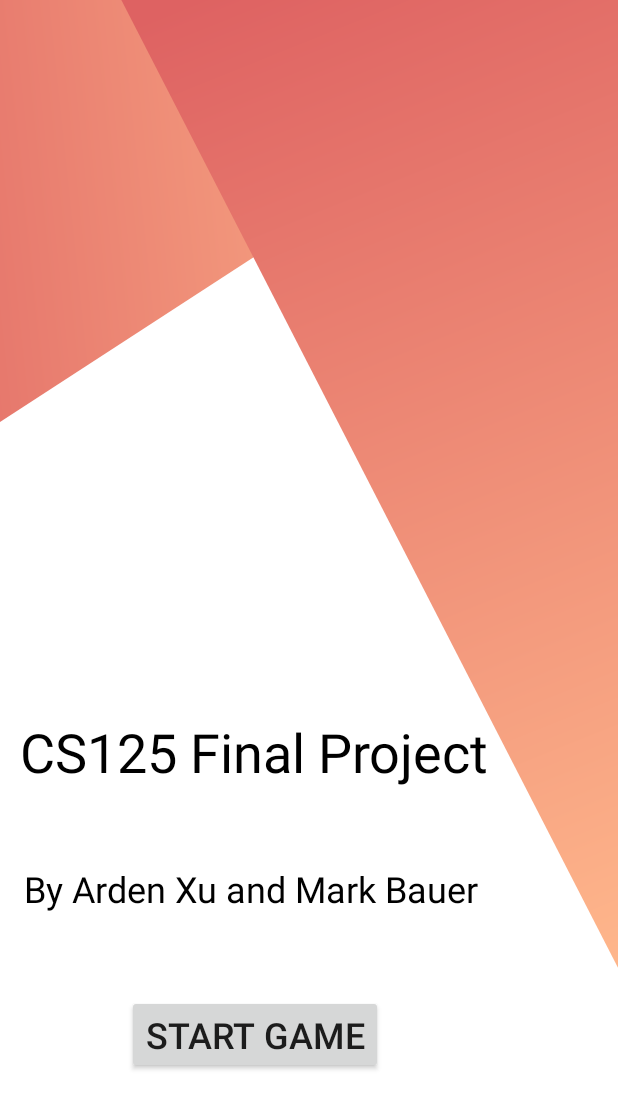
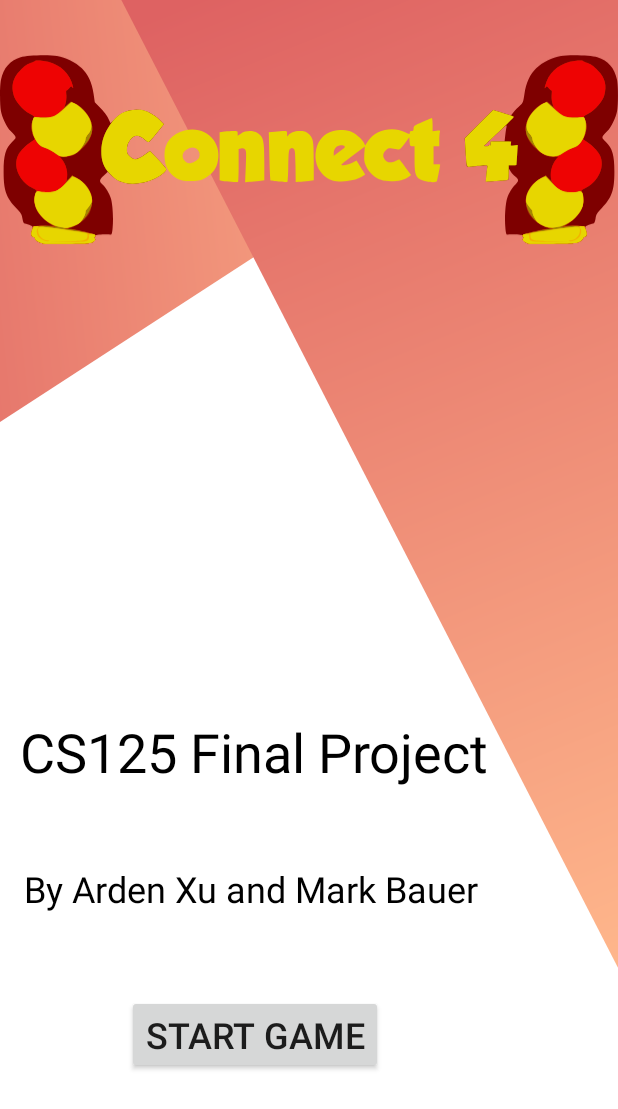
Before and after one commit to MarkBauer5/FinalProject, an Android app: the screen it shows after launch (MainActivity), on a phone screen of 412 x 824 dp. Shown: the top 1109 px of the screen. Run offline under Robolectric (Android 15) with nearby library versions, the phone set to English and light mode, and no system bars.

Commit message:
Added logo to menu screen

```diff
--- /dev/null
+++ b/app/src/main/res/drawable/ic_connect.xml
@@ -0,0 +1,126 @@
+<vector xmlns:android="http://schemas.android.com/apk/res/android"
+    android:width="650dp"
+    android:height="200dp"
+    android:viewportWidth="6500"
+    android:viewportHeight="2000">
+  <path
+      android:pathData="M455,1983c-42,-11 -85,-36 -85,-50 0,-8 -10,-17 -21,-20 -18,-5 -20,-11 -16,-42 3,-20 8,-43 11,-51 4,-11 -6,-20 -37,-32 -23,-10 -47,-18 -53,-18 -6,0 -14,-22 -18,-49 -5,-42 -14,-57 -66,-111 -105,-108 -133,-189 -132,-385 0,-170 21,-242 89,-309 51,-51 52,-45 -15,-115 -42,-45 -89,-141 -102,-210 -13,-72 -13,-267 1,-333 26,-123 92,-197 207,-235 65,-21 289,-29 381,-13 93,15 197,67 261,130 67,65 106,150 124,267l13,91 59,60c33,32 70,82 83,110l24,51 44,-45c98,-101 242,-127 365,-66 35,17 83,51 107,76l44,45 -68,83c-38,46 -74,89 -81,97 -11,12 -18,9 -49,-17 -66,-58 -120,-55 -162,10 -21,31 -28,54 -28,91 0,43 4,52 34,79 42,38 74,34 152,-21l56,-40 64,67c109,113 112,118 100,140 -6,11 -32,34 -57,51 -101,66 -243,99 -347,80 -76,-13 -111,-31 -163,-80l-40,-39 -42,38c-49,45 -51,60 -16,93 37,34 73,93 90,148 19,62 28,209 19,304 -5,64 -10,78 -23,76 -51,-5 -162,2 -158,10 4,5 0,11 -6,14 -10,3 -10,7 -1,17 9,10 6,17 -15,34 -25,20 -39,21 -267,23 -132,1 -249,-1 -260,-4z"
+      android:fillColor="#7e0000"
+      android:strokeColor="#00000000"/>
+  <path
+      android:pathData="M5555,1983c-11,-3 -30,-13 -42,-23 -17,-13 -19,-20 -10,-30 9,-10 9,-14 -1,-17 -6,-3 -10,-9 -6,-14 4,-8 -107,-15 -158,-10 -13,2 -18,-12 -23,-76 -9,-95 0,-242 19,-304 17,-55 53,-114 90,-148 34,-32 33,-55 -4,-81 -16,-11 -37,-35 -47,-51l-18,-31 -5,59 -5,58 -113,8c-63,5 -116,7 -118,4 -2,-2 0,-39 5,-83 4,-43 7,-80 6,-82 -1,-1 -49,1 -106,6 -57,5 -105,8 -107,6 -2,-1 -8,-69 -14,-150l-10,-147 150,-150 149,-149 93,30 94,30 29,-37c15,-20 44,-50 64,-67 33,-28 36,-37 49,-124 18,-120 57,-204 124,-270 64,-63 168,-115 261,-130 92,-16 316,-8 381,13 115,38 181,112 207,235 14,66 14,261 1,333 -13,69 -60,165 -102,210 -67,70 -66,64 -15,115 68,67 89,139 89,309 1,196 -27,277 -132,385 -52,54 -61,69 -66,111 -4,27 -12,49 -18,49 -6,0 -30,8 -53,18 -31,12 -41,21 -37,32 3,8 8,32 11,53 5,30 3,37 -12,37 -9,0 -19,9 -22,19 -3,11 -21,28 -41,38 -32,16 -67,18 -277,20 -132,1 -249,-1 -260,-4zM5160,935c0,-24 2,-25 74,-25l73,0 7,-62c4,-35 10,-74 13,-87 3,-14 2,-22 -4,-20 -6,2 -61,52 -124,112l-114,107 38,0c33,0 37,-3 37,-25z"
+      android:fillColor="#7e0000"
+      android:strokeColor="#00000000"/>
+  <path
+      android:pathData="M455,1983c-42,-11 -85,-36 -85,-50 0,-8 -9,-17 -20,-20 -23,-6 -26,-33 -9,-81 10,-28 16,-31 65,-38 30,-3 77,-4 104,-2l49,5 -42,-27c-54,-34 -114,-101 -138,-154 -22,-48 -25,-130 -5,-167 13,-25 12,-26 -41,-54 -132,-69 -198,-226 -143,-339 22,-46 88,-113 147,-148l32,-19 -20,-42c-23,-51 -24,-115 -4,-164 8,-20 14,-37 13,-38 -2,-1 -24,-13 -49,-28 -72,-41 -146,-128 -165,-194 -29,-99 -8,-184 64,-255 56,-56 63,-62 112,-83 25,-10 48,-21 53,-25 4,-3 41,-3 83,2 137,15 250,97 294,214 22,59 26,89 10,64 -9,-13 -14,-11 -34,12 -13,15 -26,25 -29,22 -2,-2 -2,17 1,44 2,26 -1,65 -6,86l-11,37 35,-26 34,-26 51,28c28,15 68,47 89,70 117,133 107,282 -27,401 -63,57 -122,82 -192,82l-44,0 20,23c38,42 58,99 58,164l0,62 26,-25 27,-26 49,25c56,29 112,87 144,148 28,55 24,153 -9,221 -28,56 -111,124 -185,149 -50,18 -51,18 -17,19 45,0 239,47 257,62 11,9 11,13 1,19 -10,6 -10,11 -1,20 9,9 6,17 -15,33 -25,20 -39,21 -267,23 -132,1 -249,-1 -260,-4z"
+      android:fillColor="#9a3000"
+      android:strokeColor="#00000000"/>
+  <path
+      android:pathData="M5555,1983c-11,-3 -30,-13 -42,-23 -17,-13 -19,-20 -10,-29 9,-9 9,-14 -1,-20 -10,-6 -10,-10 1,-19 18,-15 212,-62 257,-62 34,-1 33,-1 -17,-19 -74,-25 -157,-93 -185,-149 -33,-68 -37,-166 -9,-221 32,-61 88,-119 144,-148l49,-25 27,26 26,25 0,-62c0,-65 20,-122 58,-164l20,-23 -44,0c-70,0 -129,-25 -192,-82 -134,-119 -144,-268 -27,-401 21,-23 61,-55 89,-70l51,-28 34,26 35,26 -11,-37c-5,-21 -8,-60 -6,-86 3,-27 3,-46 1,-44 -3,3 -16,-7 -29,-22 -20,-23 -25,-25 -34,-12 -16,25 -12,-5 10,-64 44,-117 157,-199 294,-214 42,-5 79,-5 83,-2 5,4 28,15 53,25 49,21 56,27 112,83 72,71 93,156 64,255 -19,66 -93,153 -165,194 -25,15 -47,27 -49,28 -1,1 5,18 13,38 20,49 19,113 -4,164l-20,42 32,19c59,35 125,102 147,148 55,113 -11,270 -143,339 -53,28 -54,29 -41,54 20,37 17,119 -5,167 -24,53 -84,120 -138,154l-42,27 49,-5c27,-2 74,-1 104,2 49,7 55,10 65,38 16,45 14,78 -5,78 -9,0 -18,9 -21,19 -3,11 -21,28 -41,38 -32,16 -67,18 -277,20 -132,1 -249,-1 -260,-4z"
+      android:fillColor="#9a3000"
+      android:strokeColor="#00000000"/>
+  <path
+      android:pathData="M455,1983c-42,-11 -85,-36 -85,-50 0,-8 -9,-17 -20,-20 -23,-6 -26,-33 -9,-82 10,-29 14,-31 62,-32 65,-2 112,0 157,7l35,5 -42,-21c-59,-30 -129,-94 -159,-146 -32,-55 -42,-136 -21,-185l14,-35 -54,-29c-132,-69 -198,-226 -143,-339 22,-46 88,-113 147,-148 32,-20 32,-20 17,-50 -24,-47 -29,-127 -10,-172 9,-22 15,-40 14,-41 -2,-1 -24,-13 -49,-28 -72,-41 -146,-128 -165,-194 -29,-99 -8,-184 64,-255 56,-56 63,-62 112,-83 25,-10 48,-21 53,-25 4,-3 41,-3 83,2 137,15 250,97 294,214 22,59 26,89 10,64 -9,-13 -14,-11 -34,12 -13,15 -26,25 -28,22 -3,-2 -3,20 0,49 2,31 -2,69 -11,96l-16,44 37,-36 37,-36 42,19c57,25 129,99 159,163 50,108 25,196 -86,308 -68,69 -112,89 -196,89l-37,0 20,23c49,55 75,158 54,219l-11,33 34,-38 34,-38 42,21c99,50 170,151 170,241 0,61 -31,131 -82,188 -55,61 -102,89 -163,98l-50,7 60,8c86,11 248,49 263,61 11,8 11,12 0,18 -10,6 -10,11 -1,20 9,9 6,17 -15,33 -25,20 -39,21 -267,23 -132,1 -249,-1 -260,-4z"
+      android:fillColor="#ee0303"
+      android:strokeColor="#00000000"/>
+  <path
+      android:pathData="M5555,1983c-11,-3 -30,-13 -42,-23 -17,-13 -19,-20 -10,-29 9,-9 9,-14 -1,-20 -11,-6 -11,-10 0,-18 15,-12 177,-50 263,-61l60,-8 -50,-7c-122,-17 -245,-161 -245,-286 0,-90 71,-191 170,-241l42,-21 34,38 34,38 -11,-33c-21,-61 5,-164 54,-219l20,-23 -37,0c-84,0 -128,-20 -196,-89 -111,-112 -136,-200 -86,-308 30,-64 102,-138 159,-163l42,-19 37,36 37,36 -16,-44c-9,-27 -13,-65 -11,-96 3,-29 3,-51 0,-49 -2,3 -15,-7 -28,-22 -20,-23 -25,-25 -34,-12 -16,25 -12,-5 10,-64 44,-117 157,-199 294,-214 42,-5 79,-5 83,-2 5,4 28,15 53,25 49,21 56,27 112,83 72,71 93,156 64,255 -19,66 -93,153 -165,194 -25,15 -47,27 -49,28 -1,1 5,19 14,41 19,45 14,125 -10,172 -15,30 -15,30 17,50 59,35 125,102 147,148 55,113 -11,270 -143,339l-54,29 14,35c21,49 11,130 -21,185 -30,52 -100,116 -159,146l-42,21 35,-5c45,-7 92,-9 157,-7 48,1 52,3 62,32 16,46 14,79 -5,79 -9,0 -18,9 -21,19 -3,11 -21,28 -41,38 -32,16 -67,18 -277,20 -132,1 -249,-1 -260,-4z"
+      android:fillColor="#ee0303"
+      android:strokeColor="#00000000"/>
+  <path
+      android:pathData="M455,1983c-42,-11 -85,-36 -85,-50 0,-8 -9,-17 -20,-20 -23,-6 -26,-33 -9,-82 10,-29 14,-31 62,-32 65,-2 112,0 157,7l35,5 -42,-21c-58,-30 -129,-94 -159,-145 -30,-52 -41,-129 -24,-179 11,-35 14,-37 42,-30 17,3 60,6 95,6 50,0 73,-6 108,-26 24,-15 48,-32 52,-40 4,-7 27,-34 50,-60l42,-47 41,21c99,50 170,151 170,241 0,61 -31,131 -82,188 -55,61 -102,89 -163,98l-50,7 60,8c86,11 248,49 263,61 11,8 11,12 0,18 -10,6 -10,11 -1,20 9,9 6,17 -15,33 -25,20 -39,21 -267,23 -132,1 -249,-1 -260,-4z"
+      android:fillColor="#a48500"
+      android:strokeColor="#00000000"/>
+  <path
+      android:pathData="M5555,1983c-11,-3 -30,-13 -42,-23 -17,-13 -19,-20 -10,-29 9,-9 9,-14 -1,-20 -11,-6 -11,-10 0,-18 15,-12 177,-50 263,-61l60,-8 -50,-7c-122,-17 -245,-161 -245,-286 0,-90 71,-191 170,-241l41,-21 42,47c23,26 46,53 50,60 4,8 28,25 52,40 35,20 58,26 108,26 35,0 78,-3 95,-6 28,-7 31,-5 42,30 17,50 6,127 -24,179 -30,51 -101,115 -159,145l-42,21 35,-5c45,-7 92,-9 157,-7 48,1 52,3 62,32 16,46 14,79 -5,79 -9,0 -18,9 -21,19 -3,11 -21,28 -41,38 -32,16 -67,18 -277,20 -132,1 -249,-1 -260,-4z"
+      android:fillColor="#a48500"
+      android:strokeColor="#00000000"/>
+  <path
+      android:pathData="M1320,1347c-77,-18 -110,-38 -168,-101 -65,-71 -87,-134 -86,-241 1,-98 32,-187 98,-279 74,-103 157,-149 273,-149 60,0 82,5 135,31 35,17 83,51 107,76l44,45 -68,83c-38,46 -74,89 -81,97 -11,12 -18,9 -49,-17 -66,-58 -120,-55 -162,10 -21,31 -28,54 -28,91 0,43 4,52 34,79 43,38 74,34 153,-22l56,-40 86,91c47,51 86,96 86,101 0,17 -61,68 -110,93 -101,51 -230,72 -320,52z"
+      android:fillColor="#a48500"
+      android:strokeColor="#00000000"/>
+  <path
+      android:pathData="M5115,1268c3,-34 8,-73 11,-86 5,-23 5,-23 -83,-17 -48,3 -98,8 -110,11 -24,5 -28,-13 -38,-196l-6,-105 149,-148 149,-149 104,33c57,18 107,35 112,39 4,4 -65,74 -153,155 -88,82 -160,151 -160,152 0,2 16,3 35,3 31,0 35,-3 35,-25l0,-25 109,0c107,0 108,0 104,23 -4,21 -1,22 34,19l38,-4 -6,104c-4,57 -7,104 -8,106 -1,1 -19,2 -41,2l-40,0 0,74c0,41 -3,77 -7,79 -5,3 -59,8 -121,12l-113,7 6,-64z"
+      android:fillColor="#a48500"
+      android:strokeColor="#00000000"/>
+  <path
+      android:pathData="M595,1044c-35,-30 -122,-74 -147,-74 -20,0 -61,-48 -89,-103 -28,-55 -35,-133 -16,-179l15,-36 79,5c111,8 143,-5 233,-93l75,-73 42,19c57,25 129,99 159,163 50,108 25,196 -86,308 -51,52 -75,68 -112,77 -75,19 -119,15 -153,-14z"
+      android:fillColor="#a48500"
+      android:strokeColor="#00000000"/>
+  <path
+      android:pathData="M5745,1057c-50,-13 -161,-121 -193,-188 -30,-61 -29,-129 2,-196 30,-64 102,-138 159,-163l42,-19 75,73c90,88 122,101 233,93l79,-5 15,36c19,46 12,124 -16,179 -28,55 -69,103 -89,103 -26,1 -100,37 -142,70 -41,33 -88,38 -165,17z"
+      android:fillColor="#a48500"
+      android:strokeColor="#00000000"/>
+  <path
+      android:pathData="M455,1983c-42,-11 -85,-36 -85,-50 0,-8 -9,-17 -20,-20 -23,-6 -26,-33 -9,-81l11,-31 76,5c84,5 306,35 447,61 50,10 94,16 99,15 4,-2 15,3 23,9 11,10 11,14 1,20 -10,6 -10,11 -1,20 9,9 6,17 -15,33 -25,20 -39,21 -267,23 -132,1 -249,-1 -260,-4z"
+      android:fillColor="#f2b200"
+      android:strokeColor="#00000000"/>
+  <path
+      android:pathData="M5555,1983c-11,-3 -30,-13 -42,-23 -17,-13 -19,-20 -10,-29 9,-9 9,-14 -1,-20 -10,-6 -10,-10 1,-20 8,-6 19,-11 23,-9 5,1 50,-5 99,-15 141,-26 363,-56 447,-61l76,-5 11,31c16,45 14,78 -5,78 -9,0 -18,9 -21,19 -3,11 -21,28 -41,38 -32,16 -67,18 -277,20 -132,1 -249,-1 -260,-4z"
+      android:fillColor="#f2b200"
+      android:strokeColor="#00000000"/>
+  <path
+      android:pathData="M617,1806c-108,-23 -220,-126 -247,-227 -19,-70 7,-164 40,-144 6,3 44,7 85,7 91,0 136,-22 214,-108l52,-57 40,18c78,36 148,125 163,209 6,32 3,45 -21,80 -15,22 -31,43 -35,44 -5,2 -8,12 -8,23 0,30 -36,95 -66,118 -27,21 -114,52 -143,50 -9,0 -42,-6 -74,-13z"
+      android:fillColor="#f2b200"
+      android:strokeColor="#00000000"/>
+  <path
+      android:pathData="M5732,1802c-28,-11 -62,-28 -73,-38 -26,-23 -59,-86 -59,-113 0,-11 -3,-21 -7,-23 -5,-1 -21,-22 -36,-44 -24,-35 -27,-48 -21,-80 15,-84 85,-173 163,-209l40,-18 52,57c76,84 123,108 208,108 38,0 78,-3 89,-6 30,-10 45,19 46,87 1,51 -4,71 -30,117 -74,132 -245,206 -372,162z"
+      android:fillColor="#f2b200"
+      android:strokeColor="#00000000"/>
+  <path
+      android:pathData="M630,1063c-8,-4 -37,-21 -63,-40 -27,-18 -68,-38 -90,-45 -55,-15 -80,-39 -111,-104 -28,-58 -35,-149 -17,-197 10,-25 12,-25 89,-20 106,7 138,-5 234,-90l80,-70 34,16c52,25 123,96 150,149 34,68 32,124 -6,166 -16,18 -30,42 -30,54 0,35 -51,116 -89,142 -51,35 -141,54 -181,39z"
+      android:fillColor="#f2b200"
+      android:strokeColor="#00000000"/>
+  <path
+      android:pathData="M5765,1059c-22,-5 -56,-21 -76,-35 -38,-26 -89,-108 -89,-142 0,-12 -13,-36 -30,-54 -38,-42 -40,-98 -6,-166 27,-53 98,-124 150,-149l34,-16 80,70c96,85 128,97 234,90 77,-5 79,-5 89,20 18,48 11,139 -17,197 -31,65 -56,89 -111,104 -22,7 -65,28 -93,48 -58,40 -102,49 -165,33z"
+      android:fillColor="#f2b200"
+      android:strokeColor="#00000000"/>
+  <path
+      android:pathData="M455,1983c-42,-11 -85,-36 -85,-50 0,-8 -9,-17 -20,-20 -22,-6 -26,-33 -10,-79 8,-22 17,-29 40,-31 28,-2 30,-1 17,17 -19,27 -10,75 20,104 24,25 88,45 100,32 4,-3 -4,-6 -16,-6 -52,0 -101,-50 -101,-103 0,-51 -3,-51 273,-11 270,39 247,33 247,64 0,49 -18,55 -214,61l-181,6 193,-1c182,-1 195,-2 208,-21 8,-11 13,-28 10,-37 -2,-10 -1,-18 2,-19 4,0 16,-2 27,-4 26,-5 51,15 33,26 -10,6 -10,11 -1,20 9,9 6,17 -15,33 -25,20 -39,21 -267,23 -132,1 -249,-1 -260,-4z"
+      android:fillColor="#e7d600"
+      android:strokeColor="#00000000"/>
+  <path
+      android:pathData="M5555,1983c-11,-3 -30,-13 -42,-23 -17,-13 -19,-20 -10,-29 9,-9 9,-14 -1,-20 -18,-11 7,-31 33,-26 11,2 22,4 25,4 3,1 6,13 7,27 2,47 12,49 216,50l192,1 -181,-6c-196,-6 -214,-12 -214,-61 0,-31 -23,-25 247,-64 276,-40 273,-40 273,11 0,53 -49,103 -101,103 -12,0 -20,3 -16,6 12,13 76,-7 100,-32 30,-29 39,-77 20,-104 -13,-18 -11,-19 17,-17 23,2 32,9 40,31 15,44 13,76 -6,76 -9,0 -18,9 -21,19 -3,11 -21,28 -41,38 -32,16 -67,18 -277,20 -132,1 -249,-1 -260,-4z"
+      android:fillColor="#e7d600"
+      android:strokeColor="#00000000"/>
+  <path
+      android:pathData="M617,1806c-146,-32 -272,-186 -252,-310 10,-58 19,-65 63,-55 110,25 169,6 261,-88l74,-75 39,18c77,35 147,124 162,208 6,32 3,45 -21,80 -15,22 -31,43 -35,44 -5,2 -8,12 -8,23 0,30 -36,95 -66,118 -27,21 -114,52 -143,50 -9,0 -42,-6 -74,-13z"
+      android:fillColor="#e7d600"
+      android:strokeColor="#00000000"/>
+  <path
+      android:pathData="M5732,1802c-28,-11 -62,-28 -73,-38 -26,-23 -59,-86 -59,-113 0,-11 -3,-21 -7,-23 -5,-1 -21,-22 -36,-44 -24,-35 -27,-48 -21,-80 15,-84 85,-173 162,-208l39,-18 74,75c92,94 151,113 261,88 50,-12 61,4 62,82 1,51 -4,71 -30,117 -74,132 -245,206 -372,162z"
+      android:fillColor="#e7d600"
+      android:strokeColor="#00000000"/>
+  <path
+      android:pathData="M1320,1347c-77,-18 -110,-38 -168,-101 -64,-70 -87,-134 -86,-236 1,-95 30,-183 90,-272 76,-113 161,-161 281,-161 60,0 82,5 135,31 35,17 83,51 107,76l44,45 -68,83c-38,46 -74,89 -81,97 -11,12 -18,9 -49,-17 -66,-58 -120,-55 -162,10 -21,31 -28,54 -28,91 0,43 4,52 34,79 43,38 74,34 153,-22l56,-40 86,91c47,51 86,96 86,101 0,17 -61,68 -110,93 -101,51 -230,72 -320,52z"
+      android:fillColor="#e7d600"
+      android:strokeColor="#00000000"/>
+  <path
+      android:pathData="M2435,1333c-33,-2 -75,-5 -92,-8l-33,-6 0,-253 0,-253 53,-7c28,-3 71,-6 95,-6 38,0 42,2 42,25l0,24 36,-24c47,-32 124,-34 172,-5 62,38 72,79 72,302l0,197 -57,6c-32,3 -78,8 -101,10l-44,5 7,-168c7,-147 5,-169 -9,-181 -9,-8 -26,-11 -41,-7l-25,6 0,175c0,96 -3,174 -7,173 -5,-1 -35,-3 -68,-5z"
+      android:fillColor="#e7d600"
+      android:strokeColor="#00000000"/>
+  <path
+      android:pathData="M2933,1331c-45,-4 -85,-9 -88,-13 -3,-3 -9,-118 -12,-255l-6,-250 63,-6c35,-4 78,-7 96,-7 32,0 34,2 34,33 1,26 2,29 11,14 17,-28 65,-47 123,-47 45,0 60,5 87,27 54,46 59,71 59,292l0,200 -57,6c-32,3 -75,7 -95,9l-38,4 -2,-170c-3,-150 -5,-172 -20,-182 -13,-8 -23,-8 -35,0 -16,10 -18,32 -21,183 -1,94 -6,170 -10,169 -4,0 -44,-4 -89,-7z"
+      android:fillColor="#e7d600"
+      android:strokeColor="#00000000"/>
+  <path
+      android:pathData="M4468,1326c-95,-26 -108,-54 -108,-231l0,-135 -24,0c-22,0 -25,-5 -28,-47l-3,-47 -50,67c-40,54 -54,66 -70,61 -11,-4 -39,-9 -62,-11 -35,-4 -46,-1 -67,21 -31,30 -33,64 -5,100 24,31 62,34 114,9 19,-9 36,-15 38,-12 2,2 30,39 62,82l59,79 -25,19c-60,47 -204,63 -292,33 -64,-22 -130,-82 -157,-146 -19,-43 -22,-65 -18,-129l5,-77 -123,92c-68,50 -123,94 -124,99 -1,16 70,5 114,-18l46,-24 23,37c13,20 33,54 46,74l22,37 -33,21c-75,46 -220,65 -310,40 -57,-16 -119,-69 -150,-129 -48,-91 -37,-221 25,-303 46,-62 122,-98 205,-98 36,0 82,5 104,12 46,13 122,77 144,120l15,30 30,-46c73,-116 256,-160 390,-93 46,22 49,23 49,5 0,-11 7,-18 20,-18 15,0 20,-7 20,-27 0,-26 8,-32 92,-68 50,-22 95,-41 100,-43 4,-2 8,29 8,68l0,73 41,-6c38,-5 41,-4 35,16 -3,12 -6,50 -6,85l0,62 -30,0 -30,0 0,95 0,95 35,0c19,0 35,1 35,3 0,15 -31,170 -35,177 -8,13 -70,11 -127,-4zM3614,985c25,-19 12,-35 -29,-35 -41,0 -75,38 -75,82l0,29 43,-31c23,-17 50,-37 61,-45z"
+      android:fillColor="#e7d600"
+      android:strokeColor="#00000000"/>
+  <path
+      android:pathData="M1891,1313c-60,-21 -124,-87 -144,-148 -10,-27 -17,-79 -17,-116 0,-127 77,-221 210,-255 227,-58 411,130 345,352 -19,64 -60,113 -126,149 -46,25 -67,29 -139,32 -59,2 -98,-2 -129,-14zM2043,1123c40,-20 56,-41 57,-71 0,-56 -53,-92 -106,-72 -73,28 -96,89 -49,135 28,29 54,31 98,8z"
+      android:fillColor="#e7d600"
+      android:strokeColor="#00000000"/>
+  <path
+      android:pathData="M5115,1268c3,-34 8,-73 11,-86 5,-23 5,-23 -83,-17 -48,3 -98,8 -110,11 -24,5 -28,-13 -38,-196l-6,-105 149,-148 149,-149 104,33c57,18 107,35 112,39 4,4 -65,74 -153,155 -88,82 -160,151 -160,152 0,2 16,3 35,3 31,0 35,-3 35,-25l0,-25 109,0 108,0 -4,24c-5,23 -3,24 33,19l39,-5 -6,104c-4,56 -7,104 -8,106 -1,1 -19,2 -41,2l-40,0 0,74c0,41 -3,77 -7,79 -5,3 -59,8 -121,12l-113,7 6,-64z"
+      android:fillColor="#e7d600"
+      android:strokeColor="#00000000"/>
+  <path
+      android:pathData="M631,1063c-8,-3 -34,-21 -57,-38 -24,-18 -66,-41 -94,-50 -59,-20 -82,-41 -116,-107 -26,-51 -33,-144 -14,-193 8,-22 13,-24 37,-18 16,5 57,8 93,8 79,-1 126,-25 210,-110 30,-30 58,-55 63,-55 41,0 149,96 183,162 34,68 32,124 -6,166 -16,18 -30,42 -30,54 0,35 -51,116 -89,142 -51,35 -141,54 -180,39z"
+      android:fillColor="#e7d600"
+      android:strokeColor="#00000000"/>
+  <path
+      android:pathData="M5765,1059c-22,-5 -56,-21 -76,-35 -38,-26 -89,-108 -89,-142 0,-12 -13,-36 -30,-54 -38,-42 -40,-98 -6,-166 34,-66 142,-162 183,-162 5,0 33,25 63,55 84,85 131,109 210,110 36,0 77,-3 93,-8 24,-6 29,-4 37,18 19,49 12,142 -14,193 -34,66 -57,87 -116,107 -28,9 -72,33 -97,52 -51,39 -94,48 -158,32z"
+      android:fillColor="#e7d600"
+      android:strokeColor="#00000000"/>
+</vector>
--- a/app/src/main/res/layout/activity_main.xml
+++ b/app/src/main/res/layout/activity_main.xml
@@ -33,6 +33,15 @@
         app:layout_constraintTop_toTopOf="parent"
         app:layout_constraintVertical_bias="0.728" />
 
+    <ImageView
+        android:layout_width="fill_parent"
+        android:layout_height="wrap_content"
+        android:src="@drawable/ic_connect"
+        app:layout_constraintTop_toTopOf="parent"
+        app:layout_constraintLeft_toLeftOf="parent"
+        tools:layout_editor_absoluteX="13dp"
+        tools:layout_editor_absoluteY="2dp" />
+
     <Button
         android:id="@+id/start_btn"
         android:layout_width="wrap_content"
```
